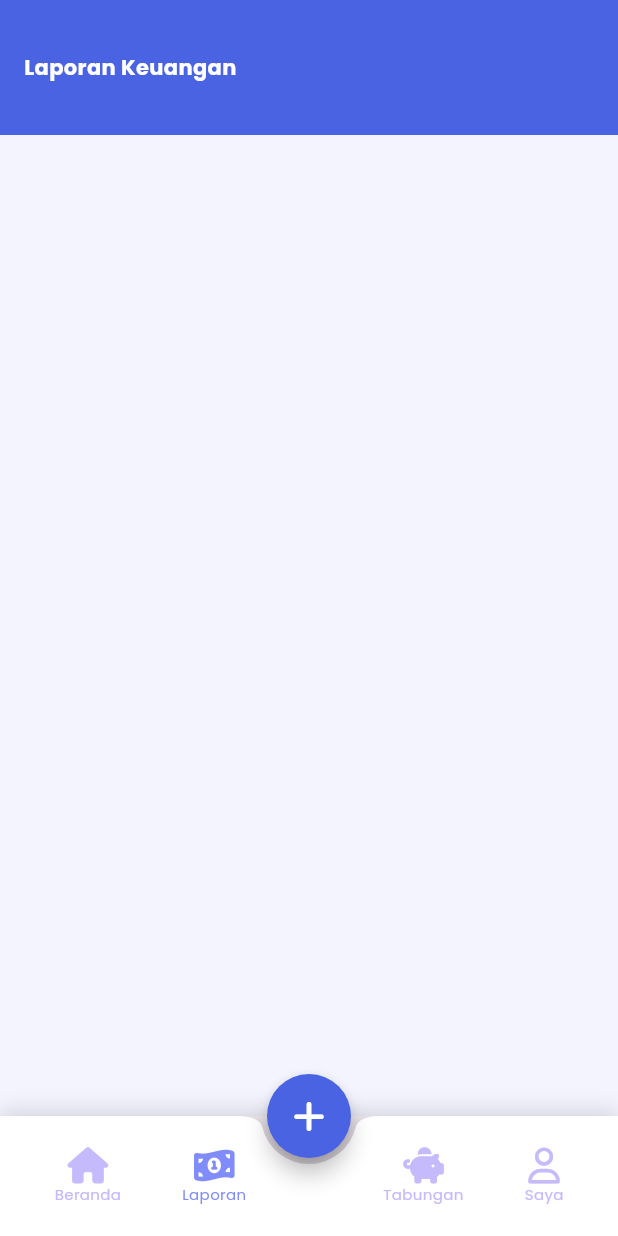
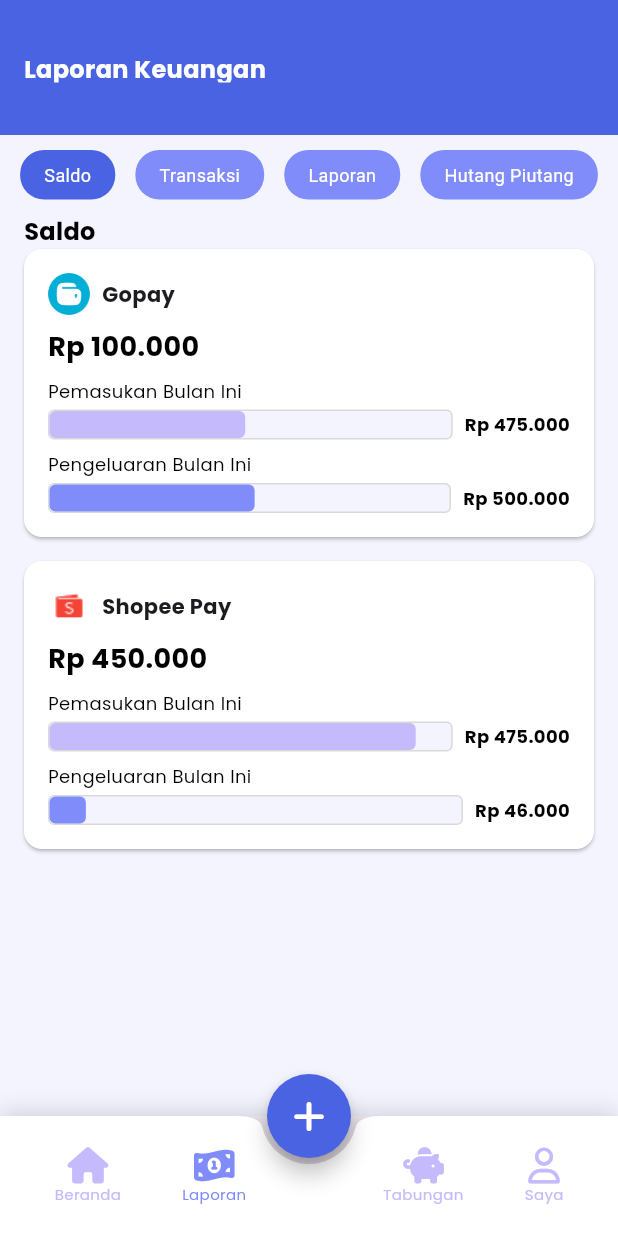
Before and after one commit to wildvylower/MonKeepp, a Flutter app: the screen it shows after launch, item 2 of the bottom bar chosen, on a phone screen of 412 x 824 dp. Run offline on Flutter 3.47's test engine with Material 3 defaults, Android fonts, the phone set to English and light mode, and no system bars; drawn by our look-alikes of auto_size_text; our stand-ins replace fl_chart, font_awesome_flutter, image_picker.

Commit message:
laporan saldo

```diff
--- a/lib/Screens/addTransaction.dart
+++ b/lib/Screens/addTransaction.dart
@@ -230,6 +230,7 @@ class AddTransaction extends StatelessWidget {
                                     .none, // Remove border since shadow is used
                               ),
                             ),
+
                             items: const [
                               DropdownMenuItem(
                                   value: 'Pengeluaran',
--- /dev/null
+++ b/lib/Screens/filterLaporan.dart
@@ -0,0 +1,81 @@
+import 'package:auto_size_text/auto_size_text.dart';
+import 'package:flutter/material.dart';
+import 'package:monkeep/Screens/laporanSaldo.dart';
+import 'package:monkeep/Screens/laporanTransaksi.dart';
+import 'package:monkeep/Screens/ringkasanLaporan.dart';
+import 'package:monkeep/Screens/laporanHutang.dart';
+
+class Filterlaporan extends StatefulWidget {
+  const Filterlaporan({Key? key}) : super(key: key);
+
+  @override
+  State<Filterlaporan> createState() => _FilterlaporanState();
+}
+
+class _FilterlaporanState extends State<Filterlaporan> {
+  int indexColor = 0;
+
+  final List<String> filterNames = [
+    "Saldo",
+    "Transaksi",
+    "Laporan",
+    "Hutang Piutang",
+  ];
+
+  final List<Widget> filterPages = [
+    LaporanSaldo(),
+    LaporanTransaksi(),
+    Ringkasanlaporan(),
+    LaporanHutang(),
+  ];
+
+  void _setActiveIndex(int index) {
+    setState(() {
+      indexColor = index;
+    });
+
+
+    Navigator.push(
+      context,
+      MaterialPageRoute(builder: (context) => filterPages[index]),
+    );
+  }
+
+  @override
+  Widget build(BuildContext context) {
+    return Row(
+      mainAxisAlignment: MainAxisAlignment.spaceEvenly,
+      crossAxisAlignment: CrossAxisAlignment.center,
+      children: filterNames.asMap().entries.map((entry) {
+        final index = entry.key;
+        final filterName = entry.value;
+        final isActive = index == indexColor;
+
+        return GestureDetector(
+          onTap: () {
+            _setActiveIndex(index);
+          },
+          child: Container(
+            padding: const EdgeInsets.symmetric(horizontal: 16, vertical: 8),
+            margin: EdgeInsets.symmetric(vertical : 10),
+            decoration: BoxDecoration(
+              color: isActive ? Color(0xff4A63E2) : Color(0xff808CFA),
+              borderRadius: BorderRadius.circular(16.0),
+            ),
+            child: AutoSizeText(
+              filterName,
+              style: TextStyle(
+                color: Colors.white,
+                fontWeight: FontWeight.normal,
+                fontSize: 12,
+              ),
+              maxLines: 1,
+              maxFontSize: 16,
+              minFontSize: 10,
+            ),
+          ),
+        );
+      }).toList(),
+    );
+  }
+}
--- /dev/null
+++ b/lib/Screens/laporanHutang.dart
@@ -0,0 +1,55 @@
+import 'package:auto_size_text/auto_size_text.dart';
+import 'package:flutter/material.dart';
+
+class LaporanHutang extends StatelessWidget {
+  const LaporanHutang({super.key});
+
+  @override
+ Widget build(BuildContext context) {
+  return Scaffold(
+    backgroundColor: Color(0xFFF3F4FE),
+    body : SafeArea(
+      child: CustomScrollView(
+        slivers: [
+          SliverList(delegate: SliverChildListDelegate([
+            //header
+            Container(
+              width: double.infinity,
+              height: 90,
+              decoration: BoxDecoration(
+                color :  Color(0xFF4A63E2),
+              ),
+              child: Padding(padding: const EdgeInsets.symmetric(horizontal: 16, vertical: 35),
+              child:
+                     AutoSizeText('Laporan Keuangan',
+                     style: TextStyle(
+                      fontFamily: 'Poppins',
+                      fontSize: 16,
+                      fontWeight: FontWeight.bold,
+                      color: Colors.white,
+                     ),
+                     maxLines: 1,
+                     maxFontSize: 24,
+                     minFontSize: 14,
+                     ),
+
+
+
+              ),
+
+
+              ),
+
+
+
+
+
+
+          ]
+          ))
+        ],
+      ),
+    )
+  );
+ }
+}
--- /dev/null
+++ b/lib/Screens/laporanSaldo.dart
@@ -0,0 +1,233 @@
+import 'package:flutter/material.dart';
+import 'package:monkeep/models/saldo.dart'; // Pastikan ini terhubung dengan file data dummy
+import 'package:monkeep/Screens/filterLaporan.dart';
+import 'package:auto_size_text/auto_size_text.dart';
+
+class LaporanSaldo extends StatelessWidget {
+  const LaporanSaldo({super.key});
+
+  @override
+  Widget build(BuildContext context) {
+    return Scaffold(
+      backgroundColor: const Color(0xFFF3F4FE),
+      body: SafeArea(
+        child: CustomScrollView(
+          slivers: [
+            SliverList(
+              delegate: SliverChildListDelegate(
+                [
+                  // Header
+                  Container(
+                    width: double.infinity,
+                    height: 90,
+                    color: const Color(0xFF4A63E2),
+                    child: const Padding(
+                      padding: EdgeInsets.symmetric(horizontal: 16, vertical: 35),
+                      child: Text(
+                        'Laporan Keuangan',
+                        style: TextStyle(
+                          fontFamily: 'Poppins',
+                          fontSize: 16,
+                          fontWeight: FontWeight.bold,
+                          color: Colors.white,
+                        ),
+                      ),
+                    ),
+                  ),
+
+                  Filterlaporan(),
+
+                  // Header Title
+                  Padding(
+                    padding: const EdgeInsets.symmetric(horizontal: 16),
+                    child: AutoSizeText(
+                      'Saldo',
+                      style: TextStyle(
+                        fontFamily: 'Poppins',
+                        fontSize: 16,
+                        fontWeight: FontWeight.bold,
+                        color: Colors.black,
+                      ),
+                      maxLines: 1,
+                      maxFontSize: 24,
+                      minFontSize: 14,
+                    ),
+                  ),
+
+                  // List Saldo
+                  Padding(
+                    padding: const EdgeInsets.symmetric(horizontal: 16),
+                    child: Column(
+                      children: saldo.map((item) {
+                        final incomeRatio = item.income / (item.income + item.expense);
+                        final expenseRatio = item.expense / (item.income + item.expense);
+
+                        return Card(
+                          margin: const EdgeInsets.only(bottom: 16),
+                          color: Colors.white,
+                          child: Padding(
+                            padding: const EdgeInsets.all(16),
+                            child: Column(
+                              crossAxisAlignment: CrossAxisAlignment.start,
+                              children: [
+                                // E-Wallet Name and Icon
+                                Row(
+                                  children: [
+                                    Image.asset(
+                                      item.icon,
+                                      width: 28,
+                                      height: 28,
+                                    ),
+                                    const SizedBox(width: 8),
+                                    AutoSizeText(
+                                      item.wallet,
+                                      style: const TextStyle(
+                                        fontSize: 14,
+                                        fontFamily: 'Poppins',
+                                        fontWeight: FontWeight.bold,
+                                      ),
+                                      maxLines: 1,
+                                      maxFontSize: 18,
+                                      minFontSize: 12,
+                                    ),
+                                  ],
+                                ),
+                                const SizedBox(height: 8),
+
+                                // Balance
+                                AutoSizeText(
+                                  item.formattedBalance,
+                                  style: const TextStyle(
+                                    fontSize: 18,
+                                    color: Colors.black,
+                                    fontFamily: 'Poppins',
+                                    fontWeight: FontWeight.bold,
+                                  ),
+                                  maxLines: 1,
+                                  maxFontSize: 20,
+                                  minFontSize: 16,
+                                ),
+
+                                const SizedBox(height: 8),
+
+                                // Pemasukan
+                                Column(
+                                  crossAxisAlignment: CrossAxisAlignment.start,
+                                  children: [
+                                    const AutoSizeText(
+                                      'Pemasukan Bulan Ini',
+                                      style: TextStyle(
+                                        fontSize: 12,
+                                        fontFamily: 'Poppins',
+                                        color: Colors.black,
+                                      ),
+                                      maxLines: 1,
+                                      maxFontSize: 14,
+                                      minFontSize: 10,
+                                    ),
+                                    const SizedBox(height: 4),
+                                    Row(
+                                      children: [
+                                        Expanded(
+                                          child: _buildProgressBar(
+                                            ratio: incomeRatio,
+                                            color: Color(0xffC5BAFC),
+                                          ),
+                                        ),
+                                        const SizedBox(width: 8),
+                                        AutoSizeText(
+                                          item.formattedIncome,
+                                          style: const TextStyle(
+                                            fontSize: 12,
+                                            fontFamily: 'Poppins',
+                                            color: Colors.black,
+                                            fontWeight: FontWeight.bold,
+                                          ),
+                                          maxLines: 1,
+                                          maxFontSize: 14,
+                                          minFontSize: 10,
+                                        ),
+                                      ],
+                                    ),
+                                  ],
+                                ),
+
+                                const SizedBox(height: 8),
+
+                                // Pengeluaran
+                                Column(
+                                  crossAxisAlignment: CrossAxisAlignment.start,
+                                  children: [
+                                    const Text(
+                                      'Pengeluaran Bulan Ini',
+                                      style: TextStyle(
+                                        fontSize: 12,
+                                        fontFamily: 'Poppins',
+                                        color: Colors.black,
+                                      ),
+                                    ),
+                                    const SizedBox(height: 4),
+                                    Row(
+                                      children: [
+                                        Expanded(
+                                          child: _buildProgressBar(
+                                            ratio: expenseRatio,
+                                            color: Color(0xff808CFA),
+                                          ),
+                                        ),
+                                        const SizedBox(width: 8),
+                                        AutoSizeText(
+                                          item.formattedExpense,
+                                          style: const TextStyle(
+                                            fontSize: 12,
+                                            fontFamily: 'Poppins',
+                                            color: Colors.black,
+                                            fontWeight: FontWeight.bold,
+                                          ),
+                                          maxLines: 1,
+                                          maxFontSize: 14,
+                                          minFontSize: 10,
+                                        ),
+                                      ],
+                                    ),
+                                  ],
+                                ),
+                              ],
+                            ),
+                          ),
+                        );
+                      }).toList(),
+                    ),
+                  ),
+                ],
+              ),
+            ),
+          ],
+        ),
+      ),
+    );
+  }
+
+  Widget _buildProgressBar({required double ratio, required Color color}) {
+    return Container(
+      height: 20,
+      decoration: BoxDecoration(
+        color: Color(0xffF3F4FE),
+        borderRadius: BorderRadius.circular(4),
+        border: Border.all(
+          color: Color(0xffD9D9D9),
+        ),
+      ),
+      child: FractionallySizedBox(
+        alignment: Alignment.centerLeft,
+        widthFactor: ratio, // Adjust the width based on ratio
+        child: Container(
+          decoration: BoxDecoration(
+            color: color,
+            borderRadius: BorderRadius.circular(4),
+          ),
+        ),
+      ),
+    );
+  }
+}
--- /dev/null
+++ b/lib/Screens/laporanTransaksi.dart
@@ -0,0 +1,55 @@
+import 'package:auto_size_text/auto_size_text.dart';
+import 'package:flutter/material.dart';
+
+class LaporanTransaksi extends StatelessWidget {
+  const LaporanTransaksi({super.key});
+
+  @override
+ Widget build(BuildContext context) {
+  return Scaffold(
+    backgroundColor: Color(0xFFF3F4FE),
+    body : SafeArea(
+      child: CustomScrollView(
+        slivers: [
+          SliverList(delegate: SliverChildListDelegate([
+            //header
+            Container(
+              width: double.infinity,
+              height: 90,
+              decoration: BoxDecoration(
+                color :  Color(0xFF4A63E2),
+              ),
+              child: Padding(padding: const EdgeInsets.symmetric(horizontal: 16, vertical: 35),
+              child:
+                     AutoSizeText('Laporan Keuangan',
+                     style: TextStyle(
+                      fontFamily: 'Poppins',
+                      fontSize: 16,
+                      fontWeight: FontWeight.bold,
+                      color: Colors.white,
+                     ),
+                     maxLines: 1,
+                     maxFontSize: 24,
+                     minFontSize: 14,
+                     ),
+
+
+
+              ),
+
+
+              ),
+
+
+
+
+
+
+          ]
+          ))
+        ],
+      ),
+    )
+  );
+ }
+}
--- a/lib/Screens/laporan.dart
+++ b/lib/Screens/ringkasanLaporan.dart
@@ -1,8 +1,8 @@
 import 'package:auto_size_text/auto_size_text.dart';
 import 'package:flutter/material.dart';
 
-class Laporan extends StatelessWidget {
-  const Laporan({super.key});
+class Ringkasanlaporan extends StatelessWidget {
+  const Ringkasanlaporan({super.key});
 
   @override
  Widget build(BuildContext context) {
--- a/lib/bottom_navbar.dart
+++ b/lib/bottom_navbar.dart
@@ -5,7 +5,7 @@ import 'package:monkeep/Screens/addTabungan.dart';
 import 'package:monkeep/Screens/addTransaction.dart';
 import 'package:monkeep/Screens/home.dart';
 import 'package:monkeep/Screens/addHutang.dart';
-import 'package:monkeep/Screens/laporan.dart';
+import 'package:monkeep/Screens/laporanSaldo.dart';
 import 'package:monkeep/Screens/saya.dart';
 import 'package:monkeep/Screens/tabunganBerencana.dart';
 
@@ -18,7 +18,7 @@ class Bottom extends StatefulWidget {
 
 class _BottomState extends State<Bottom> {
   int index_color = 0;
-  List<Widget> screens = [Home(), Laporan(), Container(), Tabunganberencana(), Saya()];
+  List<Widget> screens = [Home(), LaporanSaldo(), Container(), Tabunganberencana(), Saya()];
 
   void onAddButtonClick() {
     showModalBottomSheet(
--- /dev/null
+++ b/lib/models/saldo.dart
@@ -0,0 +1,36 @@
+class Saldo {
+  final String wallet;
+  final double balance;
+  final double income;
+  final double expense;
+  final String icon;
+
+  Saldo({
+    required this.wallet,
+    required this.balance,
+    required this.income,
+    required this.expense,
+    required this.icon,
+  });
+
+  String get formattedBalance => "Rp ${balance.toStringAsFixed(0).replaceAllMapped(RegExp(r'(\d)(?=(\d{3})+$)'), (match) => "${match[1]}.")}";
+  String get formattedIncome => "Rp ${income.toStringAsFixed(0).replaceAllMapped(RegExp(r'(\d)(?=(\d{3})+$)'), (match) => "${match[1]}.")}";
+  String get formattedExpense => "Rp ${expense.toStringAsFixed(0).replaceAllMapped(RegExp(r'(\d)(?=(\d{3})+$)'), (match) => "${match[1]}.")}";
+}
+
+final List<Saldo> saldo = [
+  Saldo(
+    wallet: 'Gopay',
+    balance: 100000,
+    income: 475000,
+    expense: 500000,
+    icon: 'images/gopay.png',
+  ),
+  Saldo(
+    wallet: 'Shopee Pay',
+    balance: 450000,
+    income: 475000,
+    expense: 46000,
+    icon: 'images/shopepay.png',
+  ),
+];
--- a/pubspec.yaml
+++ b/pubspec.yaml
@@ -35,7 +35,7 @@ dependencies:
   font_awesome_flutter : ^10.8.0
   image_picker:  ^1.1.2
   http:  ^1.2.2
-  mysql1:  ^0.17.1
+  mysql1: 0.20.0
 
 
   # The following adds the Cupertino Icons font to your application.
```
Also changed, not shown: pubspec.lock.
